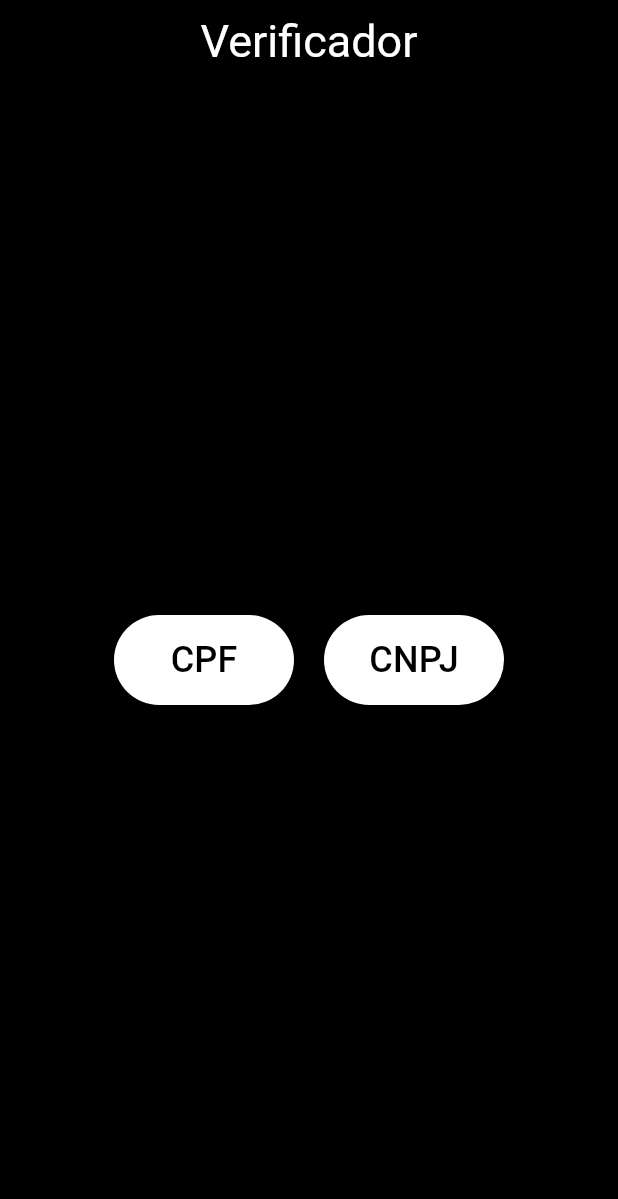
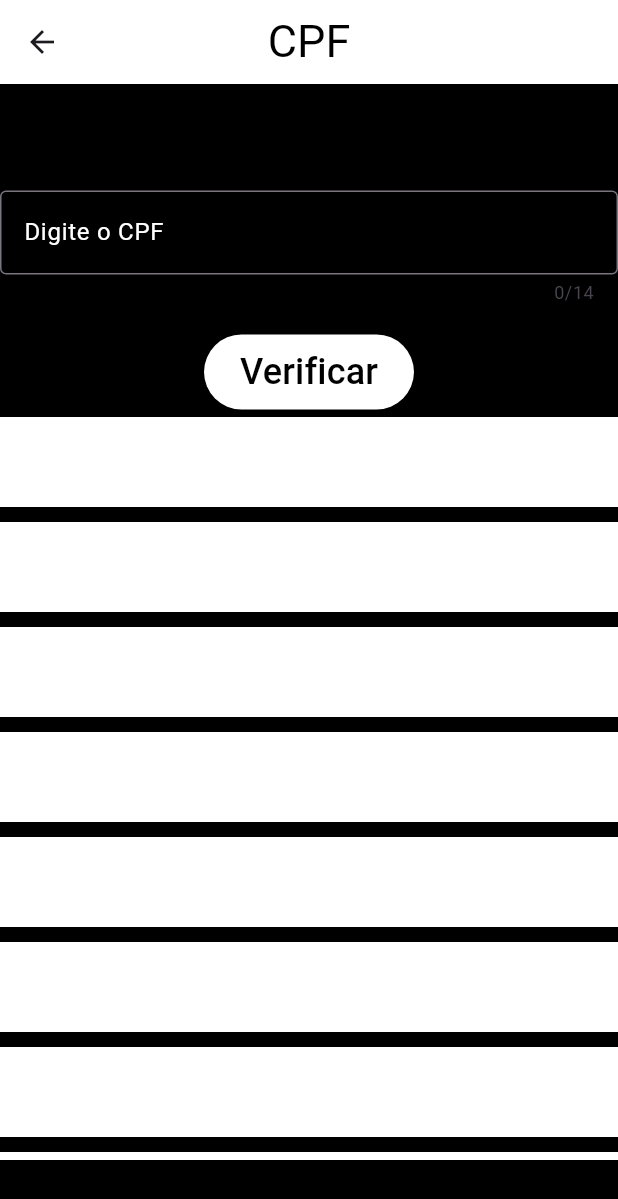
Before and after one commit to suehtaMFr/App-Validador-cpf-cnpj, a Flutter app: the screen it shows after launch, after a tap on "CPF", on a phone screen of 412 x 824 dp. Shown: the top 1199 px of the screen. Run offline on Flutter 3.47's test engine with Material 3 defaults, Android fonts, the phone set to English and light mode, and no system bars; our stand-ins replace brasil_fields, flutter_modular.

Commit message:
CPF update

```diff
--- a/lib/app/app_module.dart
+++ b/lib/app/app_module.dart
@@ -1,16 +1,14 @@
+import 'package:app_verificador/modules/cpf/cpf_module.dart';
 import 'package:flutter_modular/flutter_modular.dart';
 import '../modules/home/home_module.dart';
+import 'package:app_verificador/modules/cpf/cpf_service.dart';
 
 class AppModule extends Module {
-  // @override
-  // Future<void> binds(Injector i) async {
-  //   // TODO: implement binds
-  //   super.binds(i);
-  // }
 
   @override
   void routes(RouteManager r) {
     super.routes(r);
     r.module("/", module: HomeModule());
+    r.module("/cpf", module: CpfModule());
   }
 }
--- /dev/null
+++ b/lib/modules/cpf/cpf_module.dart
@@ -0,0 +1,11 @@
+import 'package:flutter/material.dart';
+import 'package:flutter_modular/flutter_modular.dart';
+import 'cpf_page.dart';
+
+class CpfModule extends Module{
+  @override
+  void routes(RouteManager r) {
+    super.routes(r);
+    r.child("/", child: (_) => CpfPage());
+  }
+}
--- /dev/null
+++ b/lib/modules/cpf/cpf_page.dart
@@ -0,0 +1,238 @@
+import 'package:flutter/material.dart';
+import 'package:flutter/services.dart';
+import 'package:flutter_modular/flutter_modular.dart';
+import 'cpf_service.dart';
+import 'package:brasil_fields/brasil_fields.dart';
+
+List<String> atualizacao(String cpf_digitado){
+  List<String> out; // vou montar a minha lines
+  out = List.generate(22, (_) => "");
+  int tamanho_do_cpf = cpf_digitado.length;
+  String parte_do_cpf = cpf_digitado, texto_montado, copia_cpf = cpf_digitado;
+  int soma_cpf = 0;
+  for(int i=0, multiplicador = 1, posicao_lines =0;i<tamanho_do_cpf-3;i++) {
+    if(cpf_digitado[i]=='.') {
+      parte_do_cpf = parte_do_cpf.substring(1);
+      continue;
+    }
+    texto_montado = '$parte_do_cpf\n';
+    int digito = int.parse(cpf_digitado[i]);
+    int vezes = digito*multiplicador;
+    soma_cpf+=vezes;
+    texto_montado += '$digito * $multiplicador = $vezes soma = $soma_cpf';
+    out[posicao_lines] = texto_montado;
+    posicao_lines++; multiplicador++;
+    parte_do_cpf = parte_do_cpf.substring(1);
+  }
+  int digito_verificador1 = soma_cpf%11;
+  if(digito_verificador1==10) digito_verificador1 = 0;
+  texto_montado = '1º digito verificador = soma % 11\n';
+  texto_montado+= '1º digito verificador = $soma_cpf % 11\n';
+  texto_montado+= '1º digito verificador = $digito_verificador1\n';
+  out[9] = texto_montado;
+  soma_cpf = 0;
+  parte_do_cpf = cpf_digitado;
+  copia_cpf = parte_do_cpf;
+
+  for(int i=0, multiplicador = 0,posicao_lines = 10;i<tamanho_do_cpf-1;i++) {
+    if(cpf_digitado[i]=='.' || cpf_digitado[i]=='-') {
+      parte_do_cpf = parte_do_cpf.substring(1);
+      continue;
+    }
+    texto_montado = '$parte_do_cpf\n';
+    int digito = int.parse(cpf_digitado[i]);
+    int vezes = digito*multiplicador;
+    soma_cpf+=vezes;
+    texto_montado += '$digito * $multiplicador = $vezes soma = $soma_cpf';
+    out[posicao_lines] = texto_montado;
+    posicao_lines++; multiplicador++;
+    parte_do_cpf = parte_do_cpf.substring(1);
+  }
+  int digito_verificador2 = soma_cpf%11;
+  if(digito_verificador2==10) digito_verificador2 = 0;
+
+  texto_montado = '2º digito verificador = soma % 11\n';
+  texto_montado+= '2º digito verificador = $soma_cpf % 11\n';
+  texto_montado+= '2º digito verificador = $digito_verificador2\n';
+  out[20] = texto_montado;
+  if(digito_verificador1==int.parse(cpf_digitado[12]) && digito_verificador2==int.parse(cpf_digitado[13])){
+    texto_montado = "CPF Valido = $copia_cpf\n";
+  }
+  else{
+    texto_montado = "CPF Invalido\n";
+  }
+  out[21] = texto_montado;
+  return out;
+}
+
+
+class CpfPage extends StatefulWidget {
+  List<String> lines = [];
+  CpfPage({super.key}) {
+    lines = List.generate(22, (_) => "");
+  }
+
+  @override
+  State<CpfPage> createState() => _CpfPageState();
+}
+
+class _CpfPageState extends State<CpfPage> {
+  final newTextCtrl = TextEditingController();
+
+  @override
+  Widget build(BuildContext context) {
+    return Scaffold(
+      appBar: AppBar(
+        centerTitle: true,
+        title: Text(
+            "CPF",
+            style: TextStyle(color: Colors.black, fontSize: 30)
+        ),
+        backgroundColor: Colors.white,
+      ),
+      backgroundColor: Colors.black,
+      body: Stack(
+        children: [
+          Column(
+          mainAxisAlignment: MainAxisAlignment.center,
+          children: [
+            Padding(
+              padding: const EdgeInsets.symmetric(vertical: 20),
+              child: TextFormField(
+                controller: newTextCtrl,
+                keyboardType: TextInputType.phone,
+                maxLength: 14,
+                style: const TextStyle(color: Colors.white),
+                decoration: const InputDecoration(
+                  border: OutlineInputBorder(),
+                  labelText: 'Digite o CPF',
+                  labelStyle: TextStyle(color: Colors.white),
+                ),
+                inputFormatters: [
+                  FilteringTextInputFormatter.digitsOnly,
+                  CpfInputFormatter(),
+                ],
+              ),
+            ),
+            Positioned(
+              top: 90,
+              left: 0,
+              right: 0,
+              child: ElevatedButton(
+                  style: ElevatedButton.styleFrom(
+                    backgroundColor: Colors.white,
+                    minimumSize: const Size(80, 50),
+                  ),
+                  onPressed: () {
+                    setState(() {
+                      widget.lines = atualizacao(newTextCtrl.text);
+                    });
+                  },
+                  child: Text(
+                    "Verificar",
+                    style: TextStyle(
+                      color: Colors.black,
+                      fontSize: 24,
+                    ),
+                  )
+              ),
+            ),
+            SizedBox(
+              height: 500,
+              child: ListView(
+              children: [
+              for (int i = 0; i < 9; i++) ...[
+                Container(
+                  height: 60,
+                  width: double.infinity,
+                  color: Colors.white,
+                  margin: const EdgeInsets.symmetric(vertical: 5),
+                  child: Align(
+                    alignment: Alignment.center,
+                    child: Text(
+                      widget.lines[i],
+                      //"1234",
+                      maxLines: 3,
+                      textAlign: TextAlign.center,
+                      style: const TextStyle(fontSize: 20),
+                    ),
+                  ),
+                ),
+              ],
+              Container(//-------------------------------------explicação 1
+                height: 100,
+                width: double.infinity,
+                color: Colors.blue,
+                margin: const EdgeInsets.symmetric(vertical: 5),
+                child: Align(
+                  alignment: Alignment.center,
+                  child: Text(
+                    widget.lines[10],
+                    // "123",
+                    maxLines: 3,
+                    textAlign: TextAlign.center,
+                    style: const TextStyle(fontSize: 20),
+                  ),
+                ),
+              ),
+
+              for (int i = 10; i < 20; i++) ...[
+                Container(
+                  height: 60,
+                  width: double.infinity,
+                  color: Colors.white,
+                  margin: const EdgeInsets.symmetric(vertical: 5),
+                  child: Align(
+                    alignment: Alignment.center,
+                    child: Text(
+                      widget.lines[i],
+                      // "123",
+                      maxLines: 3,
+                      textAlign: TextAlign.center,
+                      style: const TextStyle(fontSize: 20),
+                    ),
+                  ),
+                ),
+              ],
+              Container(//-------------------------------------explicação 2
+                height: 100,
+                width: double.infinity,
+                color: Colors.blue,
+                margin: const EdgeInsets.symmetric(vertical: 5),
+                child: Align(
+                  alignment: Alignment.center,
+                  child: Text(
+                    widget.lines[20],
+                    // "123",
+                    maxLines: 3,
+                    textAlign: TextAlign.center,
+                    style: const TextStyle(fontSize: 20),
+                  ),
+                ),
+              ),
+              Container(
+                height: 60,
+                width: double.infinity,
+                color: Colors.white,
+                margin: const EdgeInsets.symmetric(vertical: 5),
+                child: Align(
+                  alignment: Alignment.center,
+                  child: Text(
+                    widget.lines[21],
+                    // "123",
+                    maxLines: 3,
+                    textAlign: TextAlign.center,
+                    style: const TextStyle(fontSize: 20),
+                  ),
+                ),
+              ),
+            ]
+            ),
+            ),
+          ],
+        ),
+      ],
+      ),
+    );
+  }
+}
--- /dev/null
+++ b/lib/modules/cpf/cpf_service.dart
@@ -0,0 +1,67 @@
+import 'package:flutter/foundation.dart';
+
+class CpfService extends ChangeNotifier{
+  List<String> lines = [" "];
+
+  void atualizar(String cpf_digitado){
+    List<String> out; // vou montar a minha lines
+    out = List.generate(22, (_) => "");
+    int tamanho_do_cpf = cpf_digitado.length;
+    String parte_do_cpf = cpf_digitado, texto_montado, copia_cpf = cpf_digitado;
+    int soma_cpf = 0;
+    for(int i=0, multiplicador = 1, posicao_lines =0;i<tamanho_do_cpf-3;i++) {
+      if(cpf_digitado[i]=='.') {
+        parte_do_cpf = parte_do_cpf.substring(1);
+        continue;
+      }
+      texto_montado = '$parte_do_cpf\n';
+      int digito = int.parse(cpf_digitado[i]);
+      int vezes = digito*multiplicador;
+      soma_cpf+=vezes;
+      texto_montado += '$digito * $multiplicador = $vezes soma = $soma_cpf';
+      out[posicao_lines] = texto_montado;
+      posicao_lines++; multiplicador++;
+      parte_do_cpf = parte_do_cpf.substring(1);
+    }
+    int digito_verificador1 = soma_cpf%11;
+    if(digito_verificador1==10) digito_verificador1 = 0;
+    texto_montado = '1º digito verificador = soma % 11\n';
+    texto_montado+= '1º digito verificador = $soma_cpf % 11\n';
+    texto_montado+= '1º digito verificador = $digito_verificador1\n';
+    out[9] = texto_montado;
+    soma_cpf = 0;
+    parte_do_cpf = cpf_digitado + '-$digito_verificador1';
+    copia_cpf = parte_do_cpf;
+
+    for(int i=0, multiplicador = 0,posicao_lines = 10;i<tamanho_do_cpf-3;i++) {
+      if(cpf_digitado[i]=='.') {
+        parte_do_cpf = parte_do_cpf.substring(1);
+        continue;
+      }
+      texto_montado = '$parte_do_cpf\n';
+      int digito = int.parse(cpf_digitado[i]);
+      int vezes = digito*multiplicador;
+      soma_cpf+=vezes;
+      texto_montado += '$digito * $multiplicador = $vezes soma = $soma_cpf';
+      out[posicao_lines] = texto_montado;
+      posicao_lines++; multiplicador++;
+      parte_do_cpf = parte_do_cpf.substring(1);
+    }
+    int digito_verificador2 = soma_cpf%11;
+    if(digito_verificador2==10) digito_verificador2 = 0;
+
+    texto_montado = '2º digito verificador = soma % 11\n';
+    texto_montado+= '2º digito verificador = $soma_cpf % 11\n';
+    texto_montado+= '2º digito verificador = $digito_verificador2\n';
+
+    if(digito_verificador1==int.parse(cpf_digitado[12]) && digito_verificador2==int.parse(cpf_digitado[13])){
+      texto_montado += "CPF Valido = $copia_cpf\n";
+    }
+    else{
+      texto_montado += "CPF Invalido\n";
+    }
+    out[21] = texto_montado;
+    lines = out;
+    notifyListeners();
+  }
+}
--- a/lib/modules/home/home_page.dart
+++ b/lib/modules/home/home_page.dart
@@ -11,9 +11,9 @@ class HomePage extends StatelessWidget {
         centerTitle: true,
         title: Text(""
             "Verificador",
-            style: TextStyle(color: Colors.white, fontSize: 30)
+            style: TextStyle(color: Colors.black, fontSize: 30)
         ),
-        backgroundColor: Colors.black,
+        backgroundColor: Colors.white,
       ),
       backgroundColor: Colors.black,
       body: Center(
@@ -26,7 +26,7 @@ class HomePage extends StatelessWidget {
               minimumSize: const Size(120, 60),
             ),
             onPressed: () {
-              //Modular.to.pushNamed("/CPF/");
+              Modular.to.pushNamed('/cpf');
             },
             child: Text(
               "CPF",
@@ -43,7 +43,7 @@ class HomePage extends StatelessWidget {
                 minimumSize: const Size(120, 60),
               ),
               onPressed: () {
-                //Modular.to.pushNamed("/CNPJ/");
+                Modular.to.pushNamed("/cnpj/");
               },
               child: Text(
                 "CNPJ",
--- a/pubspec.yaml
+++ b/pubspec.yaml
@@ -14,6 +14,7 @@ dependencies:
 
   cupertino_icons: ^1.0.8
   flutter_modular: ^6.4.1
+  brasil_fields: ^1.18.0
 
 dev_dependencies:
   flutter_test:
```
Also changed, not shown: pubspec.lock.
